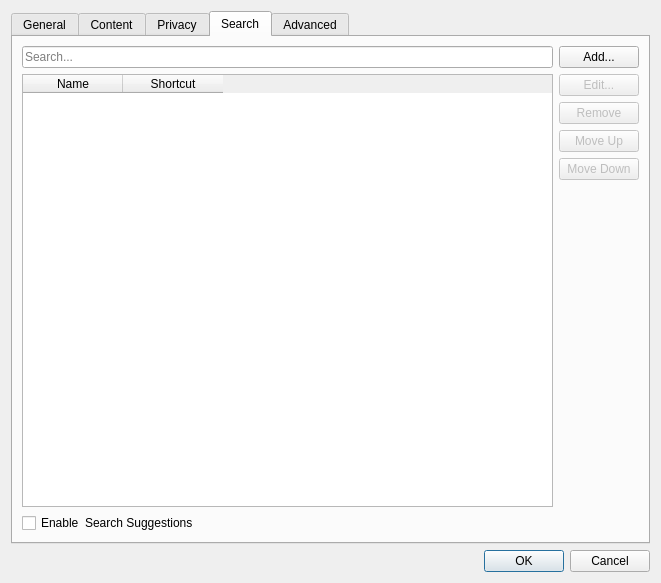
Old version of the form src/ui/PreferencesDialog.ui in the repository OtterBrowser/otter-browser.
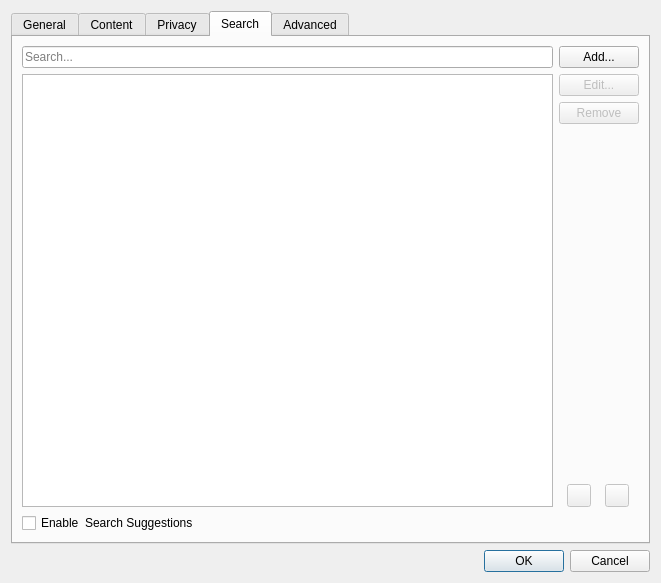
New version of the form. The open tabs and pages were chosen to show the change. Custom widgets are drawn as their Qt base class.

Commit message: Use TableViewWidget in search engines configuration

What changed in the file:
```diff
--- a/src/ui/PreferencesDialog.ui
+++ b/src/ui/PreferencesDialog.ui
@@ -1110,7 +1110,9 @@
       <attribute name="title">
        <string>Search</string>
       </attribute>
-      <layout class="QHBoxLayout" name="searchLayout">
+      <layout class="QVBoxLayout" name="searchLayout">
+       <item>
+        <layout class="QHBoxLayout" name="horizontalLayout">
        <item>
         <layout class="QVBoxLayout" name="searchViewLayout">
          <item>
@@ -1124,10 +1126,7 @@
           </widget>
          </item>
          <item>
-          <widget class="QTableWidget" name="searchWidget">
-           <property name="editTriggers">
-            <set>QAbstractItemView::DoubleClicked</set>
-           </property>
+            <widget class="Otter::TableViewWidget" name="searchViewWidget">
            <property name="alternatingRowColors">
             <bool>true</bool>
            </property>
@@ -1149,29 +1148,12 @@
            <attribute name="verticalHeaderVisible">
             <bool>false</bool>
            </attribute>
-           <column>
-            <property name="text">
-             <string>Name</string>
-            </property>
-           </column>
-           <column>
-            <property name="text">
-             <string>Shortcut</string>
-            </property>
-           </column>
-          </widget>
-         </item>
-         <item>
-          <widget class="QCheckBox" name="searchSuggestionsCheckBox">
-           <property name="text">
-            <string>Enable  Search Suggestions</string>
-           </property>
           </widget>
          </item>
         </layout>
        </item>
        <item>
-        <layout class="QVBoxLayout" name="searchButtonsLayout" stretch="0,0,0,0,0,1">
+          <layout class="QVBoxLayout" name="searchButtonsLayout" stretch="0,0,0,1,0">
          <item>
           <widget class="QPushButton" name="addSearchButton">
            <property name="text">
@@ -1199,26 +1181,6 @@
            </property>
           </widget>
          </item>
-         <item>
-          <widget class="QPushButton" name="moveUpSearchButton">
-           <property name="enabled">
-            <bool>false</bool>
-           </property>
-           <property name="text">
-            <string>Move Up</string>
-           </property>
-          </widget>
-         </item>
-         <item>
-          <widget class="QPushButton" name="moveDownSearchButton">
-           <property name="enabled">
-            <bool>false</bool>
-           </property>
-           <property name="text">
-            <string>Move Down</string>
-           </property>
-          </widget>
-         </item>
          <item>
           <spacer name="verticalSpacer">
            <property name="orientation">
@@ -1226,13 +1188,40 @@
            </property>
            <property name="sizeHint" stdset="0">
             <size>
-             <width>20</width>
-             <height>40</height>
+               <width>13</width>
+               <height>13</height>
             </size>
            </property>
           </spacer>
          </item>
-        </layout>
+           <item>
+            <layout class="QHBoxLayout" name="searchMoveButtonsLayout">
+             <item>
+              <widget class="QToolButton" name="moveUpSearchButton">
+               <property name="enabled">
+                <bool>false</bool>
+               </property>
+              </widget>
+             </item>
+             <item>
+              <widget class="QToolButton" name="moveDownSearchButton">
+               <property name="enabled">
+                <bool>false</bool>
+               </property>
+              </widget>
+             </item>
+            </layout>
+           </item>
+          </layout>
+         </item>
+        </layout>
+       </item>
+       <item>
+        <widget class="QCheckBox" name="searchSuggestionsCheckBox">
+         <property name="text">
+          <string>Enable  Search Suggestions</string>
+         </property>
+        </widget>
        </item>
       </layout>
      </widget>
@@ -1552,6 +1541,13 @@
    </item>
   </layout>
  </widget>
+ <customwidgets>
+  <customwidget>
+   <class>Otter::TableViewWidget</class>
+   <extends>QTableView</extends>
+   <header>src/ui/TableViewWidget.h</header>
+  </customwidget>
+ </customwidgets>
  <tabstops>
   <tabstop>tabWidget</tabstop>
   <tabstop>startupComboBox</tabstop>
```
Left out of the diff: 11 changed lines with no effect on the pictures. Lines whose indentation alone changed are shown as unchanged. The commit also changes 4 other files.
